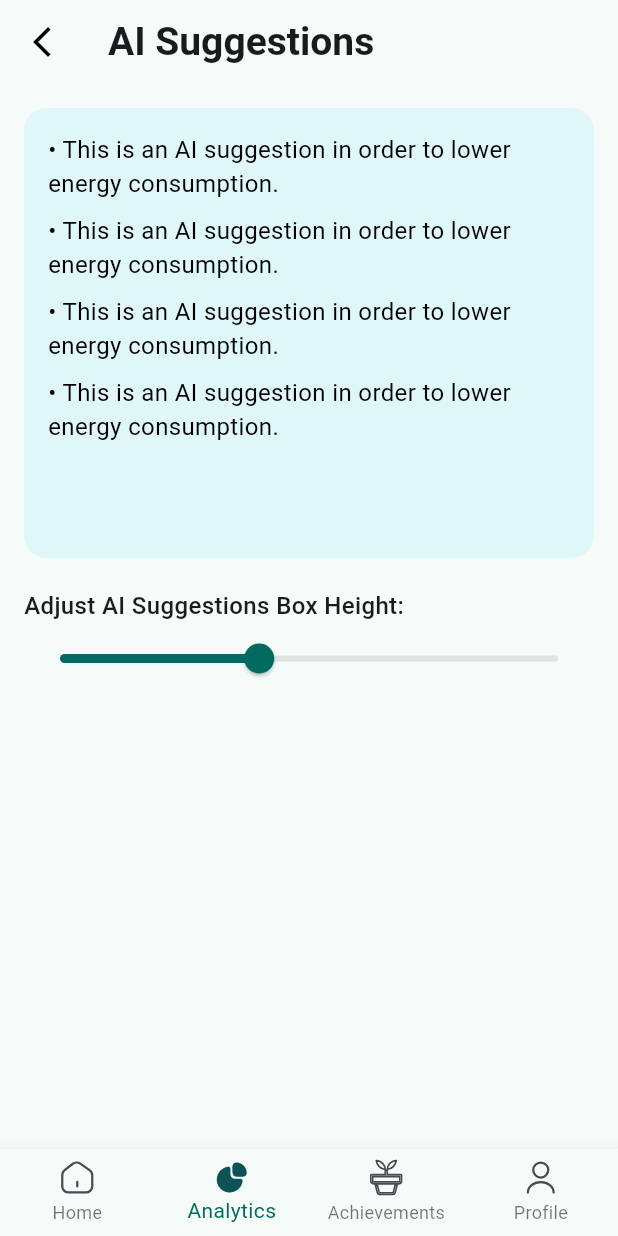
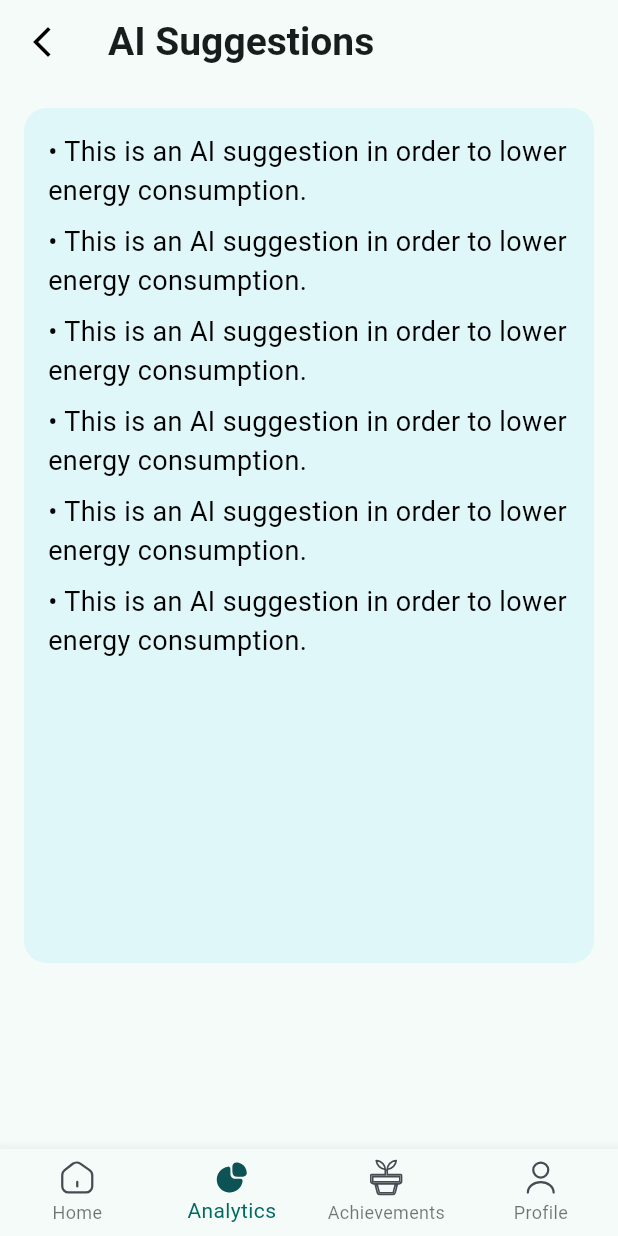
Before and after one commit to ali9issa99/Powerdown-Frontend, a Flutter app: the AiSuggestionsScreen screen opened directly, on a phone screen of 412 x 824 dp. Run offline on Flutter 3.47's test engine with Material 3 defaults, Android fonts, the phone set to English and light mode, and no system bars; our stand-ins replace fl_chart, flutter_svg.

Commit message:
fixed some styling issues in aisuggestion screen

```diff
--- a/lib/Screens/aisuggestionsScreen.dart
+++ b/lib/Screens/aisuggestionsScreen.dart
@@ -10,7 +10,7 @@ class AiSuggestionsScreen extends StatefulWidget {
 
 class _AiSuggestionsScreenState extends State<AiSuggestionsScreen> {
   int _selectedIndex = 1; // Keep Analytics active
-  double _containerHeight = 300.0; // Variable to control box height
+  double _containerHeight = 570.0; // Fixed height for the suggestions box
 
   void _onItemTapped(int index) {
     if (index != _selectedIndex) {
@@ -40,6 +40,9 @@ class _AiSuggestionsScreenState extends State<AiSuggestionsScreen> {
     "This is an AI suggestion in order to lower energy consumption.",
     "This is an AI suggestion in order to lower energy consumption.",
     "This is an AI suggestion in order to lower energy consumption.",
+    "This is an AI suggestion in order to lower energy consumption.",
+    "This is an AI suggestion in order to lower energy consumption.",
+
   ];
 
   @override
@@ -67,7 +70,7 @@ class _AiSuggestionsScreenState extends State<AiSuggestionsScreen> {
           crossAxisAlignment: CrossAxisAlignment.start,
           children: [
             Container(
-              height: _containerHeight, // Control height dynamically
+              height: _containerHeight, // Fixed height controlled in code
               padding: const EdgeInsets.all(16.0),
               decoration: BoxDecoration(
                 color: const Color(0xFFE0F7FA), // Light green background
@@ -81,29 +84,13 @@ class _AiSuggestionsScreenState extends State<AiSuggestionsScreen> {
                           child: Text(
                             "• $suggestion",
                             style: const TextStyle(
-                              fontSize: 16,
+                              fontSize: 18, // Increased text size
                               color: Colors.black,
                             ),
                           ),
                         ))
                     .toList(),
               ),
-            ),
-            const SizedBox(height: 20),
-            // Slider to control the height of the AI suggestions box
-            const Text(
-              "Adjust AI Suggestions Box Height:",
-              style: TextStyle(fontSize: 16, fontWeight: FontWeight.w500),
-            ),
-            Slider(
-              min: 100.0,
-              max: 600.0,
-              value: _containerHeight,
-              onChanged: (double value) {
-                setState(() {
-                  _containerHeight = value;
-                });
-              },
             ),
           ],
         ),
```
